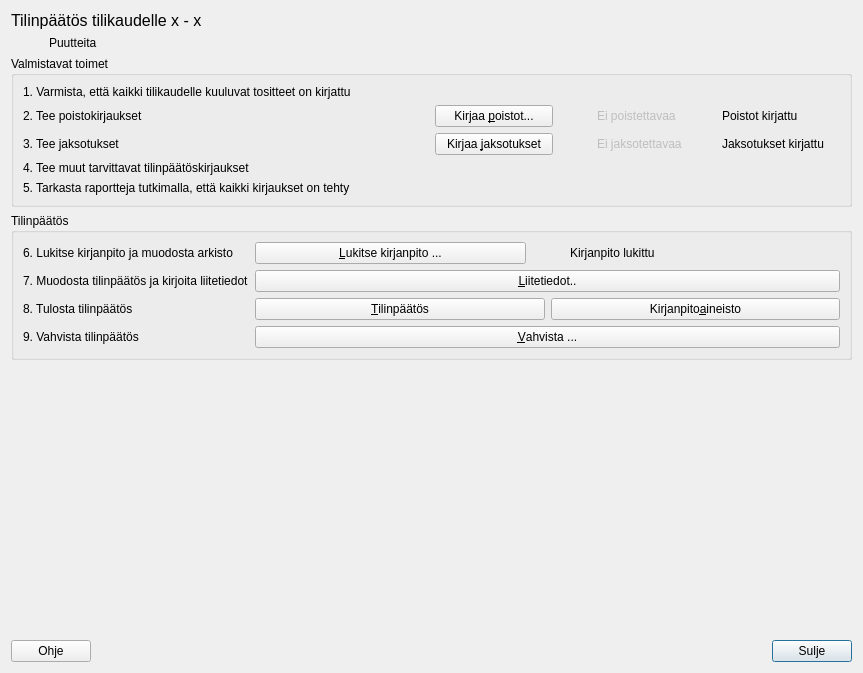
Above: kitupiikki/arkisto/tilinpaattaja.ui from artoh/kitupiikki before the change. Below: the same form after it.
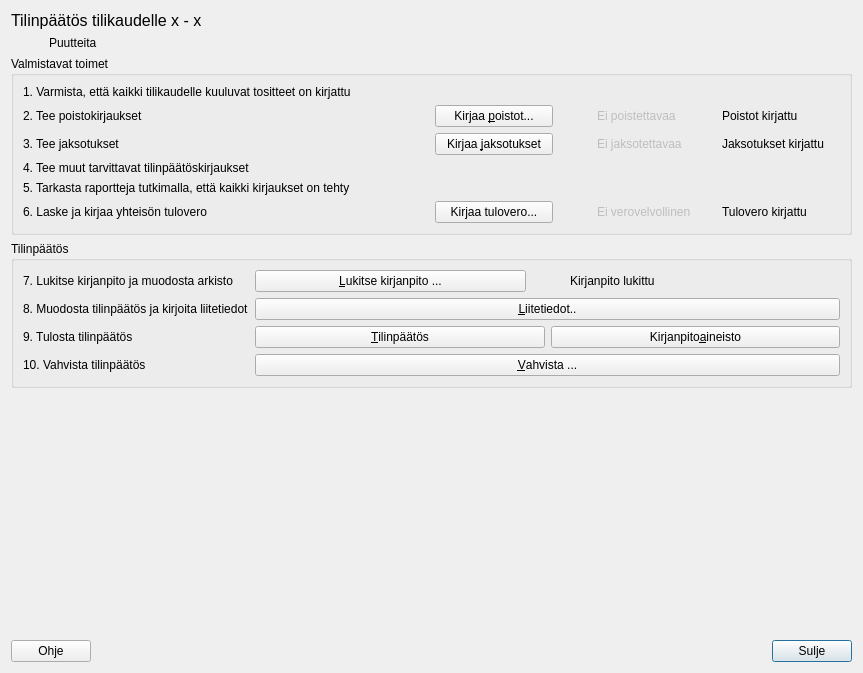
That is the form after the change. Icons and pictures are not drawn.

The edit to the form file:
```diff
--- a/kitupiikki/arkisto/tilinpaattaja.ui
+++ b/kitupiikki/arkisto/tilinpaattaja.ui
@@ -66,20 +66,6 @@
       <bool>false</bool>
      </property>
      <layout class="QGridLayout" name="gridLayout">
-      <item row="0" column="0" colspan="2">
-       <widget class="QLabel" name="label">
-        <property name="text">
-         <string>1. Varmista, että kaikki tilikaudelle kuuluvat tositteet on kirjattu</string>
-        </property>
-       </widget>
-      </item>
-      <item row="1" column="0">
-       <widget class="QLabel" name="poistoLabel">
-        <property name="text">
-         <string>2. Tee poistokirjaukset</string>
-        </property>
-       </widget>
-      </item>
       <item row="1" column="1">
        <layout class="QHBoxLayout" name="horizontalLayout">
         <item>
@@ -138,6 +124,13 @@
         </property>
        </widget>
       </item>
+      <item row="3" column="0" colspan="2">
+       <widget class="QLabel" name="label_3">
+        <property name="text">
+         <string>4. Tee muut tarvittavat tilinpäätöskirjaukset</string>
+        </property>
+       </widget>
+      </item>
       <item row="2" column="1">
        <layout class="QHBoxLayout" name="horizontalLayout_5">
         <item>
@@ -189,14 +182,76 @@
         </item>
        </layout>
       </item>
-      <item row="3" column="0" colspan="2">
-       <widget class="QLabel" name="label_3">
+      <item row="5" column="1">
+       <layout class="QHBoxLayout" name="horizontalLayout_7">
+        <item>
+         <widget class="QPushButton" name="tuloveroNappi">
+          <property name="text">
+           <string>Kirjaa tulovero...</string>
+          </property>
+          <property name="icon">
+           <iconset resource="../pic/pic.qrc">
+            <normaloff>:/pic/vero.png</normaloff>:/pic/vero.png</iconset>
+          </property>
+         </widget>
+        </item>
+        <item>
+         <widget class="QLabel" name="veroTehty">
+          <property name="maximumSize">
+           <size>
+            <width>32</width>
+            <height>16777215</height>
+           </size>
+          </property>
+          <property name="text">
+           <string/>
+          </property>
+          <property name="pixmap">
+           <pixmap resource="../pic/pic.qrc">:/pic/ok.png</pixmap>
+          </property>
+         </widget>
+        </item>
+        <item>
+         <widget class="QLabel" name="eiveroaLabel">
+          <property name="enabled">
+           <bool>false</bool>
+          </property>
+          <property name="text">
+           <string>Ei verovelvollinen</string>
+          </property>
+         </widget>
+        </item>
+        <item>
+         <widget class="QLabel" name="veroKirjattuLabel">
+          <property name="text">
+           <string>Tulovero kirjattu</string>
+          </property>
+         </widget>
+        </item>
+       </layout>
+      </item>
+      <item row="5" column="0">
+       <widget class="QLabel" name="label_9">
         <property name="text">
-         <string>4. Tee muut tarvittavat tilinpäätöskirjaukset</string>
+         <string>6. Laske ja kirjaa yhteisön tulovero</string>
         </property>
        </widget>
       </item>
-      <item row="4" column="0" colspan="2">
+      <item row="1" column="0">
+       <widget class="QLabel" name="poistoLabel">
+        <property name="text">
+         <string>2. Tee poistokirjaukset</string>
+        </property>
+       </widget>
+      </item>
+      <item row="0" column="0" colspan="2">
+       <widget class="QLabel" name="label">
+        <property name="text">
+         <string>1. Varmista, että kaikki tilikaudelle kuuluvat tositteet on kirjattu</string>
+        </property>
+       </widget>
+      </item>
+      <item row="4" column="0">
        <widget class="QLabel" name="label_4">
         <property name="text">
          <string>5. Tarkasta raportteja tutkimalla, että kaikki kirjaukset on tehty</string>
@@ -215,7 +270,7 @@
       <item row="0" column="0">
        <widget class="QLabel" name="label_5">
         <property name="text">
-         <string>6. Lukitse kirjanpito ja muodosta arkisto</string>
+         <string>7. Lukitse kirjanpito ja muodosta arkisto</string>
         </property>
        </widget>
       </item>
@@ -263,7 +318,7 @@
       <item row="1" column="0">
        <widget class="QLabel" name="label_6">
         <property name="text">
-         <string>7. Muodosta tilinpäätös ja kirjoita liitetiedot</string>
+         <string>8. Muodosta tilinpäätös ja kirjoita liitetiedot</string>
         </property>
        </widget>
       </item>
@@ -284,7 +339,7 @@
       <item row="2" column="0">
        <widget class="QLabel" name="label_7">
         <property name="text">
-         <string>8. Tulosta tilinpäätös</string>
+         <string>9. Tulosta tilinpäätös</string>
         </property>
        </widget>
       </item>
@@ -320,7 +375,7 @@
       <item row="3" column="0">
        <widget class="QLabel" name="label_8">
         <property name="text">
-         <string>9. Vahvista tilinpäätös</string>
+         <string>10. Vahvista tilinpäätös</string>
         </property>
        </widget>
       </item>
```
Left out of the diff: 4 changed lines with no effect on the pictures.
